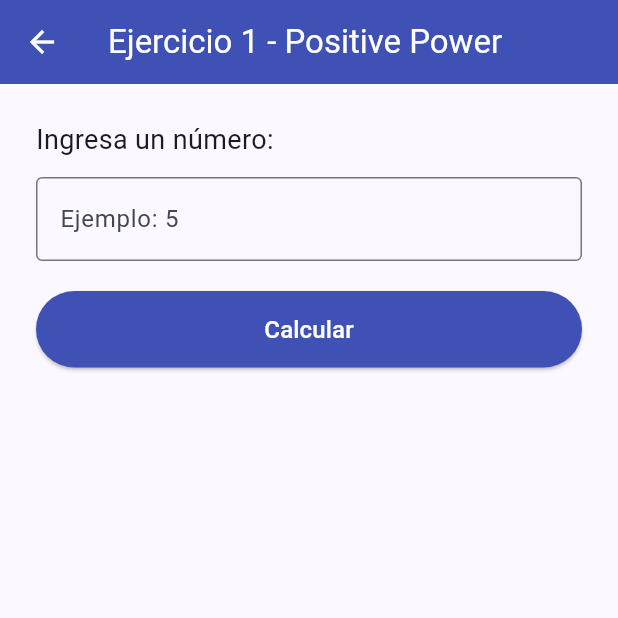
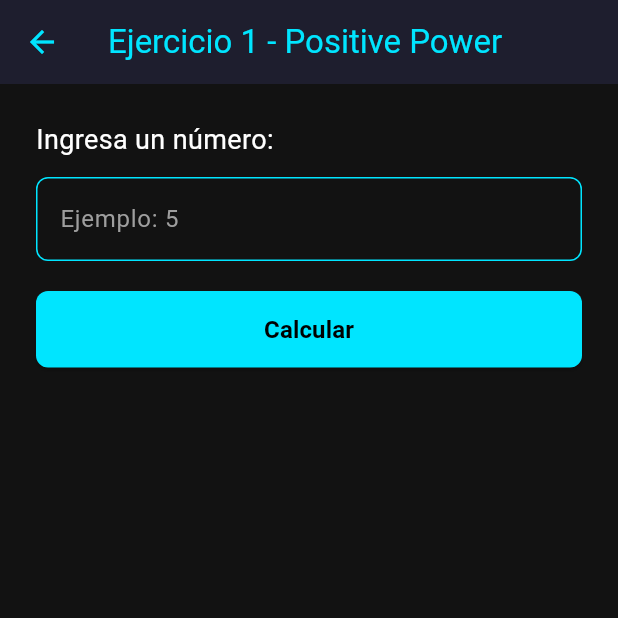
Before and after one commit to jdmarin218-stack/HomeworksCSharp, a Flutter app: the screen it shows after launch, after a tap on "01", on a phone screen of 412 x 824 dp, the top half of it. Run offline on Flutter 3.47's test engine with Material 3 defaults, Android fonts, the phone set to English and light mode, and no system bars.

Commit message:
style: dark mode aplicado a toda la app

```diff
--- a/lib/main.dart
+++ b/lib/main.dart
@@ -13,7 +13,22 @@ class MyApp extends StatelessWidget {
     return MaterialApp(
       title: 'Homeworks Flutter',
       debugShowCheckedModeBanner: false,
-      theme: ThemeData(colorSchemeSeed: Colors.indigo),
+      themeMode: ThemeMode.dark,
+      darkTheme: ThemeData.dark().copyWith(
+        colorScheme: const ColorScheme.dark(
+          primary: Color(0xFF00E5FF),
+          secondary: Color(0xFF69FF47),
+          surface: Color(0xFF1E1E2E),
+        ),
+        scaffoldBackgroundColor: const Color(0xFF121212),
+        appBarTheme: const AppBarTheme(
+          backgroundColor: Color(0xFF1E1E2E),
+          foregroundColor: Color(0xFF00E5FF),
+        ),
+        cardTheme: const CardThemeData(
+          color: Color(0xFF1E1E2E),
+        ),
+      ),
       home: const MenuScreen(),
     );
   }
@@ -27,8 +42,6 @@ class MenuScreen extends StatelessWidget {
     return Scaffold(
       appBar: AppBar(
         title: const Text('Homeworks - Menú Principal'),
-        backgroundColor: Colors.indigo,
-        foregroundColor: Colors.white,
       ),
       body: ListView(
         padding: const EdgeInsets.all(16),
@@ -46,11 +59,15 @@ class MenuScreen extends StatelessWidget {
       margin: const EdgeInsets.symmetric(vertical: 8),
       child: ListTile(
         leading: CircleAvatar(
-          backgroundColor: Colors.indigo,
-          child: Text(num, style: const TextStyle(color: Colors.white)),
+          backgroundColor: const Color(0xFF00E5FF),
+          child: Text(num,
+              style: const TextStyle(
+                  color: Colors.black, fontWeight: FontWeight.bold)),
         ),
-        title: Text('Ejercicio $num - $titulo'),
-        trailing: const Icon(Icons.arrow_forward_ios),
+        title: Text('Ejercicio $num - $titulo',
+            style: const TextStyle(color: Colors.white)),
+        trailing: const Icon(Icons.arrow_forward_ios,
+            color: Color(0xFF00E5FF)),
         onTap: () => Navigator.push(
           context,
           MaterialPageRoute(builder: (_) => screen),
--- a/lib/screens/ejercicio01_screen.dart
+++ b/lib/screens/ejercicio01_screen.dart
@@ -42,8 +42,6 @@ class _Ejercicio01ScreenState extends State<Ejercicio01Screen> {
     return Scaffold(
       appBar: AppBar(
         title: const Text('Ejercicio 1 - Positive Power'),
-        backgroundColor: Colors.indigo,
-        foregroundColor: Colors.white,
       ),
       body: Padding(
         padding: const EdgeInsets.all(24.0),
@@ -51,61 +49,83 @@ class _Ejercicio01ScreenState extends State<Ejercicio01Screen> {
           crossAxisAlignment: CrossAxisAlignment.stretch,
           children: [
             const Text('Ingresa un número:',
-                style: TextStyle(fontSize: 18)),
+                style: TextStyle(fontSize: 18, color: Colors.white)),
             const SizedBox(height: 12),
             TextField(
               controller: _controller,
               keyboardType: TextInputType.number,
-              decoration: const InputDecoration(
-                border: OutlineInputBorder(),
+              style: const TextStyle(color: Colors.white),
+              decoration: InputDecoration(
+                border: const OutlineInputBorder(),
                 hintText: 'Ejemplo: 5',
+                hintStyle: TextStyle(color: Colors.grey.shade500),
+                enabledBorder: OutlineInputBorder(
+                  borderSide: const BorderSide(color: Color(0xFF00E5FF)),
+                  borderRadius: BorderRadius.circular(8),
+                ),
+                focusedBorder: OutlineInputBorder(
+                  borderSide:
+                      const BorderSide(color: Color(0xFF00E5FF), width: 2),
+                  borderRadius: BorderRadius.circular(8),
+                ),
               ),
             ),
             const SizedBox(height: 20),
             ElevatedButton(
               onPressed: _calcular,
               style: ElevatedButton.styleFrom(
-                backgroundColor: Colors.indigo,
-                foregroundColor: Colors.white,
+                backgroundColor: const Color(0xFF00E5FF),
+                foregroundColor: Colors.black,
                 padding: const EdgeInsets.symmetric(vertical: 14),
+                shape: RoundedRectangleBorder(
+                    borderRadius: BorderRadius.circular(8)),
               ),
-              child: const Text('Calcular', style: TextStyle(fontSize: 16)),
+              child: const Text('Calcular',
+                  style: TextStyle(fontSize: 16, fontWeight: FontWeight.bold)),
             ),
             const SizedBox(height: 20),
             if (_resultado.isNotEmpty)
               Container(
                 padding: const EdgeInsets.all(16),
                 decoration: BoxDecoration(
-                  color: Colors.indigo.shade50,
+                  color: const Color(0xFF1E1E2E),
                   borderRadius: BorderRadius.circular(8),
-                  border: Border.all(color: Colors.indigo),
+                  border: Border.all(color: const Color(0xFF00E5FF)),
                 ),
                 child: Text(_resultado,
                     style: const TextStyle(
-                        fontSize: 20, fontWeight: FontWeight.bold)),
+                        fontSize: 20,
+                        fontWeight: FontWeight.bold,
+                        color: Color(0xFF00E5FF))),
               ),
             const SizedBox(height: 20),
             if (_mostrarBotones) ...[
               ElevatedButton(
                 onPressed: _nuevaOperacion,
                 style: ElevatedButton.styleFrom(
-                  backgroundColor: Colors.green,
-                  foregroundColor: Colors.white,
+                  backgroundColor: const Color(0xFF69FF47),
+                  foregroundColor: Colors.black,
                   padding: const EdgeInsets.symmetric(vertical: 14),
+                  shape: RoundedRectangleBorder(
+                      borderRadius: BorderRadius.circular(8)),
                 ),
                 child: const Text('s - Nueva operación',
-                    style: TextStyle(fontSize: 16)),
+                    style: TextStyle(
+                        fontSize: 16, fontWeight: FontWeight.bold)),
               ),
               const SizedBox(height: 12),
               ElevatedButton(
                 onPressed: () => Navigator.pop(context),
                 style: ElevatedButton.styleFrom(
-                  backgroundColor: Colors.red,
+                  backgroundColor: const Color(0xFFFF5252),
                   foregroundColor: Colors.white,
                   padding: const EdgeInsets.symmetric(vertical: 14),
+                  shape: RoundedRectangleBorder(
+                      borderRadius: BorderRadius.circular(8)),
                 ),
                 child: const Text('n - Salir al menú',
-                    style: TextStyle(fontSize: 16)),
+                    style: TextStyle(
+                        fontSize: 16, fontWeight: FontWeight.bold)),
               ),
             ],
           ],
```
